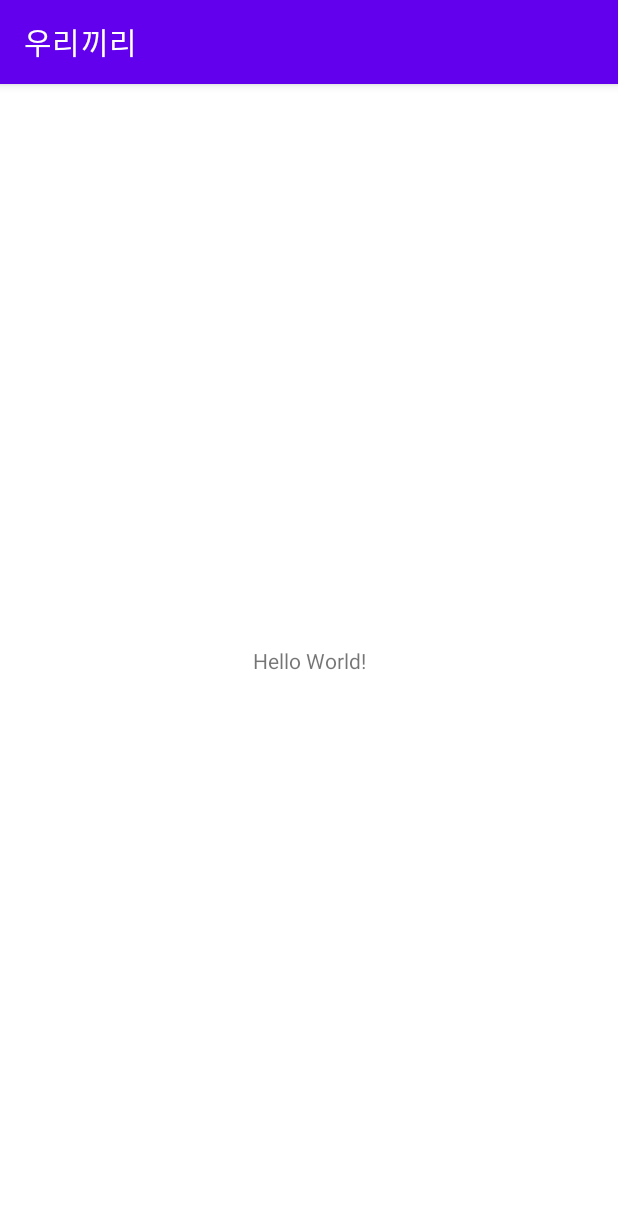
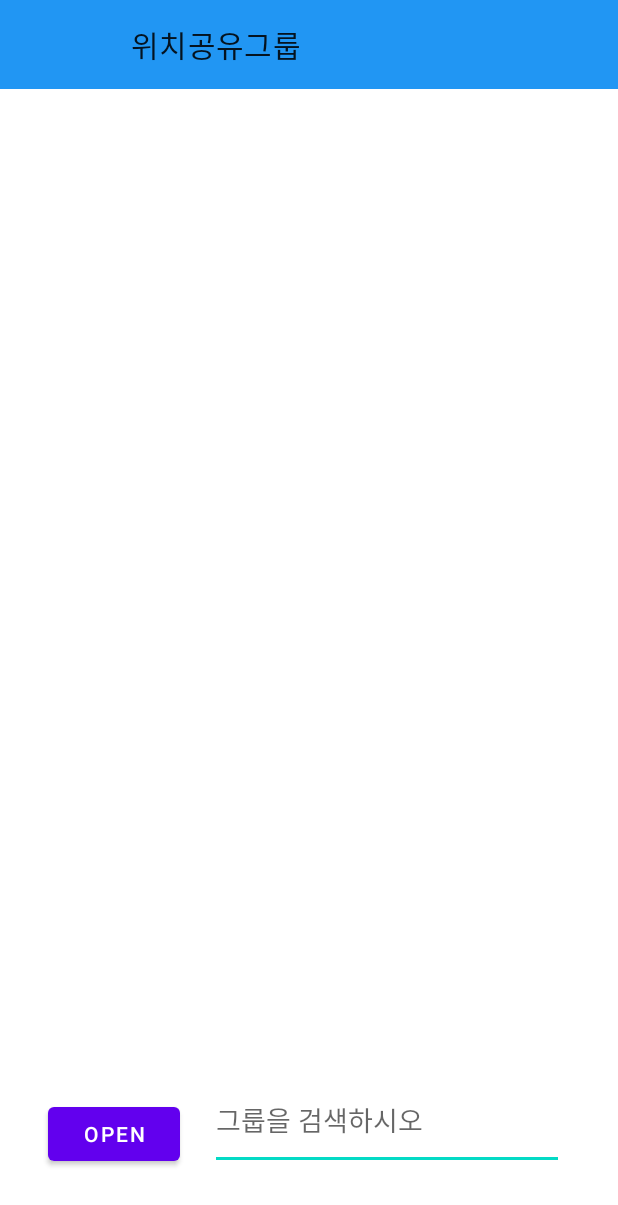
Before and after one commit to ltm-lab/urikiri, an Android app: the screen it shows after launch (MainActivity), on a phone screen of 412 x 824 dp. Shown: the top 1205 px of the screen. Run offline under Robolectric (Android 15) with nearby library versions, the phone set to English and light mode, and no system bars.

Commit message:
Frontend Update

```diff
--- a/app/src/main/java/kr/taemin/urikiri/MainActivity.java
+++ b/app/src/main/java/kr/taemin/urikiri/MainActivity.java
@@ -1,14 +1,43 @@
 package kr.taemin.urikiri;
 
 import androidx.appcompat.app.AppCompatActivity;
+import androidx.appcompat.widget.Toolbar;
+import androidx.drawerlayout.widget.DrawerLayout;
 
 import android.os.Bundle;
+import android.view.Gravity;
+import android.view.MenuItem;
+import android.view.View;
+import android.widget.Button;
 
-public class MainActivity extends AppCompatActivity {
+import com.google.android.material.navigation.NavigationView;
+
+public class MainActivity extends AppCompatActivity implements NavigationView.OnNavigationItemSelectedListener{
+
+    @Override
+    public boolean onNavigationItemSelected(MenuItem item) {
+        return true;
+    }
 
     @Override
     protected void onCreate(Bundle savedInstanceState) {
         super.onCreate(savedInstanceState);
         setContentView(R.layout.activity_main);
+
+        Toolbar toolbar = (Toolbar) findViewById(R.id.toolbar);
+        setSupportActionBar(toolbar);
+
+        getSupportActionBar().setTitle("                  위치공유그룹");
+
+        Button buttonOpen = (Button) findViewById(R.id.open) ;
+        buttonOpen.setOnClickListener(new Button.OnClickListener() {
+            @Override
+            public void onClick(View v) {
+                DrawerLayout drawer = (DrawerLayout) findViewById(R.id.drawer) ;
+                if (!drawer.isDrawerOpen(Gravity.LEFT)) {
+                    drawer.openDrawer(Gravity.LEFT) ;
+                }
+            }
+        });
     }
 }
--- a/app/src/main/res/layout/activity_main.xml
+++ b/app/src/main/res/layout/activity_main.xml
@@ -6,13 +6,65 @@
     android:layout_height="match_parent"
     tools:context=".MainActivity">
 
-    <TextView
-        android:layout_width="wrap_content"
-        android:layout_height="wrap_content"
-        android:text="Hello World!"
+    <androidx.drawerlayout.widget.DrawerLayout
+        android:id="@+id/drawer"
+        android:layout_width="0dp"
+        android:layout_height="0dp"
+        android:gravity="center"
         app:layout_constraintBottom_toBottomOf="parent"
         app:layout_constraintLeft_toLeftOf="parent"
         app:layout_constraintRight_toRightOf="parent"
-        app:layout_constraintTop_toTopOf="parent" />
+        app:layout_constraintTop_toTopOf="parent">
+
+
+        <androidx.constraintlayout.widget.ConstraintLayout
+            android:layout_width="match_parent"
+            android:layout_height="match_parent">
+
+            <androidx.appcompat.widget.Toolbar
+                android:id="@+id/toolbar"
+                android:layout_width="430dp"
+                android:layout_height="59dp"
+                android:background="#2196F3"
+                android:minHeight="?attr/actionBarSize"
+                android:theme="?attr/actionBarTheme"
+                app:layout_constraintEnd_toEndOf="parent"
+                app:layout_constraintTop_toTopOf="parent" />
+
+            <EditText
+                android:id="@+id/editText"
+                android:layout_width="236dp"
+                android:layout_height="66dp"
+                android:layout_marginEnd="36dp"
+                android:layout_marginBottom="44dp"
+                android:ems="10"
+                android:hint="그룹을 검색하시오"
+                android:inputType="textPersonName"
+                app:layout_constraintBottom_toBottomOf="parent"
+                app:layout_constraintEnd_toEndOf="parent" />
+
+            <Button
+                android:id="@+id/open"
+                android:layout_width="wrap_content"
+                android:layout_height="wrap_content"
+                android:layout_marginStart="32dp"
+                android:layout_marginBottom="44dp"
+                android:text="open"
+                app:layout_constraintBottom_toBottomOf="parent"
+                app:layout_constraintStart_toStartOf="parent" />
+
+        </androidx.constraintlayout.widget.ConstraintLayout>
+
+        <TextView
+            android:id="@+id/textView3"
+            android:layout_width="200dp"
+            android:layout_height="match_parent"
+            android:layout_gravity="left"
+            android:background="#009688"
+            android:gravity="center"
+            android:text="메뉴창"
+            android:textSize="48sp" />
+
+    </androidx.drawerlayout.widget.DrawerLayout>
 
 </androidx.constraintlayout.widget.ConstraintLayout>
--- a/app/src/main/res/values/themes.xml
+++ b/app/src/main/res/values/themes.xml
@@ -1,6 +1,6 @@
 <resources xmlns:tools="http://schemas.android.com/tools">
     <!-- Base application theme. -->
-    <style name="Theme.우리끼리" parent="Theme.MaterialComponents.DayNight.DarkActionBar">
+    <style name="Theme.우리끼리" parent="Theme.MaterialComponents.DayNight.NoActionBar">
         <!-- Primary brand color. -->
         <item name="colorPrimary">@color/purple_500</item>
         <item name="colorPrimaryVariant">@color/purple_700</item>
```
Also changed, not shown: app/src/main/java/kr/taemin/urikiri/LoginActivity.java (added, +29 -0 lines), app/src/main/java/kr/taemin/urikiri/SplashActivity.java (added, +62 -0 lines), app/src/main/res/layout/activity_login.xml (added, +28 -0 lines), app/src/main/res/layout/activity_splash.xml (added, +29 -0 lines), app/src/main/res/drawable-v24/logo.jpg (added).
